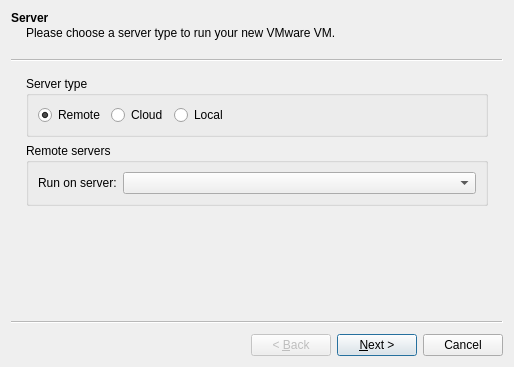
Before: the Qt Designer form gns3/modules/vmware/ui/vmware_vm_wizard.ui in GNS3/gns3-gui, drawn with Qt 5.
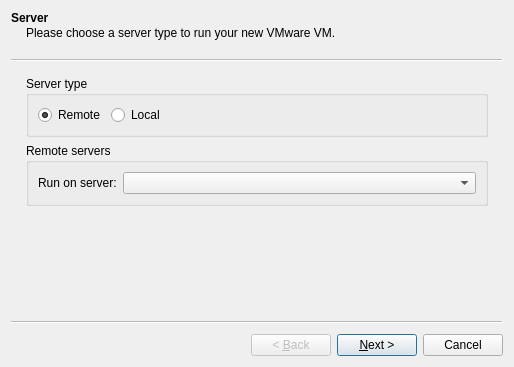
After: the same form once the commit is applied.

```diff
--- a/gns3/modules/vmware/ui/vmware_vm_wizard.ui
+++ b/gns3/modules/vmware/ui/vmware_vm_wizard.ui
@@ -40,13 +40,6 @@
          </property>
         </widget>
        </item>
-       <item>
-        <widget class="QRadioButton" name="uiCloudRadioButton">
-         <property name="text">
-          <string>Cloud</string>
-         </property>
-        </widget>
-       </item>
        <item>
         <widget class="QRadioButton" name="uiLocalRadioButton">
          <property name="text">
```
